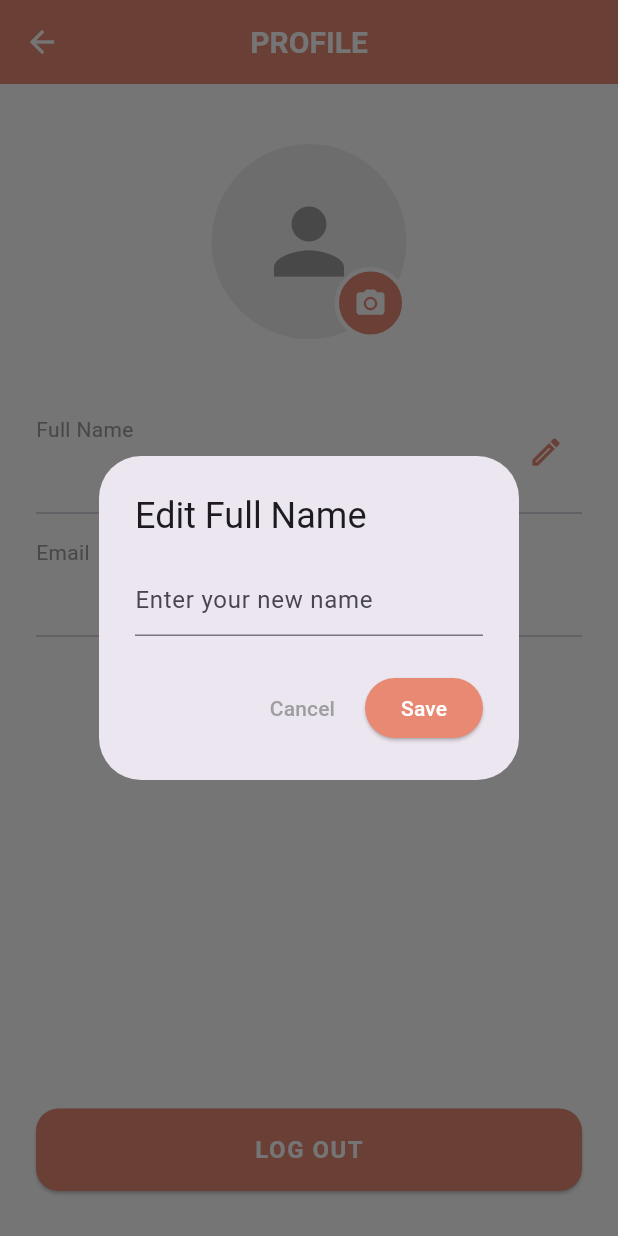
After one commit to Kewqq/todo_app, a Flutter app: the ProfileScreen screen opened directly, after a tap on the "edit" icon, on a phone screen of 412 x 824 dp. The commit adds this screen. Run offline on Flutter 3.47's test engine with Material 3 defaults, Android fonts, the light colour scheme and no system bars; our stand-ins replace cloud_firestore, firebase_auth, firebase_core; accounts and stored records are empty.

Commit message:
็New Profile and Fullname

```diff
--- /dev/null
+++ b/lib/screens/profile_screen.dart
@@ -0,0 +1,254 @@
+import 'package:flutter/material.dart';
+import 'package:firebase_auth/firebase_auth.dart';
+import 'package:cloud_firestore/cloud_firestore.dart';
+import 'login_screen.dart';
+
+class ProfileScreen extends StatefulWidget {
+  const ProfileScreen({super.key});
+
+  @override
+  State<ProfileScreen> createState() => _ProfileScreenState();
+}
+
+class _ProfileScreenState extends State<ProfileScreen> {
+  static const Color primaryColor = Color(0xFFE88974);
+
+  // ตัวแปรสำหรับเก็บข้อมูลที่จะเอามาโชว์
+  String _fullName = "Loading...";
+  String _email = "Loading...";
+
+  @override
+  void initState() {
+    super.initState();
+    _fetchUserData(); // ดึงข้อมูลทันทีที่เปิดหน้านี้
+  }
+
+  // --- 1. ฟังก์ชันดึงข้อมูลผู้ใช้จาก Firebase ---
+  Future<void> _fetchUserData() async {
+    User? currentUser = FirebaseAuth.instance.currentUser;
+    if (currentUser != null) {
+      setState(() {
+        _email = currentUser.email ?? "No Email";
+      });
+
+      try {
+        // ดึงชื่อจาก Collection 'users'
+        DocumentSnapshot userDoc = await FirebaseFirestore.instance
+            .collection('users')
+            .doc(currentUser.uid)
+            .get();
+
+        if (userDoc.exists) {
+          setState(() {
+            _fullName = userDoc['fullname'] ?? "No Name";
+          });
+        }
+      } catch (e) {
+        print("Error fetching data: $e");
+      }
+    }
+  }
+
+  // --- 2. ฟังก์ชันแสดง Pop-up เปลี่ยนชื่อ (อัปเดตแก้บั๊กแล้ว) ---
+  void _showEditNameDialog() {
+    TextEditingController nameController = TextEditingController(text: _fullName);
+
+    showDialog(
+      context: context,
+      builder: (context) {
+        return AlertDialog(
+          title: const Text("Edit Full Name"),
+          content: TextField(
+            controller: nameController,
+            decoration: const InputDecoration(
+              hintText: "Enter your new name",
+              focusedBorder: UnderlineInputBorder(borderSide: BorderSide(color: primaryColor)),
+            ),
+          ),
+          actions: [
+            TextButton(
+              onPressed: () => Navigator.pop(context),
+              child: const Text("Cancel", style: TextStyle(color: Colors.grey)),
+            ),
+            ElevatedButton(
+              style: ElevatedButton.styleFrom(backgroundColor: primaryColor),
+              onPressed: () async {
+                String newName = nameController.text.trim();
+                if (newName.isNotEmpty) {
+                  User? currentUser = FirebaseAuth.instance.currentUser;
+                  if (currentUser != null) {
+                    try {
+                      // 1. ปิดหน้าต่าง Pop-up ก่อน
+                      Navigator.pop(context);
+
+                      // 2. บันทึกข้อมูลลง Firestore (ใช้ SetOptions เพื่อป้องกัน Error กรณีไม่มีข้อมูลเดิม)
+                      await FirebaseFirestore.instance
+                          .collection('users')
+                          .doc(currentUser.uid)
+                          .set({'fullname': newName}, SetOptions(merge: true));
+
+                      // 3. อัปเดตชื่อในระบบ Auth ด้วย
+                      await currentUser.updateDisplayName(newName);
+
+                      // 4. อัปเดต UI
+                      if (mounted) {
+                        setState(() {
+                          _fullName = newName;
+                        });
+                        ScaffoldMessenger.of(context).showSnackBar(
+                          const SnackBar(content: Text("อัปเดตชื่อสำเร็จ!")),
+                        );
+                      }
+                    } catch (e) {
+                      print("Save Error: $e");
+                      if (mounted) {
+                        ScaffoldMessenger.of(context).showSnackBar(
+                          SnackBar(content: Text("เกิดข้อผิดพลาด: $e", style: const TextStyle(color: Colors.white)), backgroundColor: Colors.red),
+                        );
+                      }
+                    }
+                  }
+                }
+              },
+              child: const Text("Save", style: TextStyle(color: Colors.white)),
+            ),
+          ],
+        );
+      },
+    );
+  }
+
+  // --- 3. ฟังก์ชันจำลองการกดอัปโหลดรูป ---
+  void _pickImage() {
+    ScaffoldMessenger.of(context).showSnackBar(
+      const SnackBar(content: Text("รอติดตั้งระบบอัปโหลดรูปในสเตปต่อไปนะครับ!")),
+    );
+  }
+
+  @override
+  Widget build(BuildContext context) {
+    return Scaffold(
+      appBar: AppBar(
+        backgroundColor: primaryColor,
+        elevation: 0,
+        // ปุ่มลูกศรฝั่งซ้าย
+        leading: IconButton(
+          icon: const Icon(Icons.arrow_back, color: Colors.white),
+          onPressed: () {
+            Navigator.pop(context); // กดย้อนกลับไปหน้า HomeScreen
+          },
+        ),
+        title: const Text("PROFILE", style: TextStyle(color: Colors.white, fontWeight: FontWeight.bold, fontSize: 20)),
+        centerTitle: true,
+      ),
+      backgroundColor: Colors.white,
+      body: SafeArea(
+        child: Padding(
+          padding: const EdgeInsets.symmetric(horizontal: 24),
+          child: Column(
+            crossAxisAlignment: CrossAxisAlignment.start,
+            children: [
+              const SizedBox(height: 40),
+
+              // --- IMAGE (วงกลม CircleAvatar) ---
+              Center(
+                child: Stack(
+                  alignment: Alignment.bottomRight,
+                  children: [
+                    CircleAvatar(
+                      radius: 65,
+                      backgroundColor: Colors.grey.shade200,
+                      child: const Icon(Icons.person, size: 70, color: Colors.grey),
+                    ),
+                    GestureDetector(
+                      onTap: _pickImage, // กดแล้วเรียกฟังก์ชันเลือกรูป
+                      child: Container(
+                        padding: const EdgeInsets.all(10),
+                        decoration: BoxDecoration(
+                          color: primaryColor,
+                          shape: BoxShape.circle,
+                          border: Border.all(color: Colors.white, width: 3),
+                        ),
+                        child: const Icon(Icons.camera_alt, color: Colors.white, size: 22),
+                      ),
+                    ),
+                  ],
+                ),
+              ),
+
+              const SizedBox(height: 50),
+
+              // --- INFO ---
+              _buildInfoRow("Full Name", _fullName, onEdit: _showEditNameDialog),
+              const Padding(padding: EdgeInsets.symmetric(vertical: 8.0), child: Divider()),
+
+              _buildInfoRow("Email", _email),
+              const Padding(padding: EdgeInsets.symmetric(vertical: 8.0), child: Divider()),
+
+              const Spacer(),
+
+              // --- LOGOUT BUTTON ---
+              SizedBox(
+                width: double.infinity,
+                height: 55,
+                child: ElevatedButton(
+                  style: ElevatedButton.styleFrom(
+                    backgroundColor: primaryColor,
+                    shape: RoundedRectangleBorder(
+                      borderRadius: BorderRadius.circular(15),
+                    ),
+                  ),
+                  onPressed: () async {
+                    await FirebaseAuth.instance.signOut();
+                    if (context.mounted) {
+                      Navigator.pushAndRemoveUntil(
+                        context,
+                        MaterialPageRoute(
+                          builder: (context) => const LoginScreen(),
+                        ),
+                            (route) => false,
+                      );
+                    }
+                  },
+                  child: const Text(
+                    "LOG OUT",
+                    style: TextStyle(
+                      fontSize: 16,
+                      color: Colors.white,
+                      letterSpacing: 1,
+                      fontWeight: FontWeight.bold,
+                    ),
+                  ),
+                ),
+              ),
+
+              const SizedBox(height: 30),
+            ],
+          ),
+        ),
+      ),
+    );
+  }
+
+  // วิดเจ็ตย่อยสำหรับสร้างแถวข้อมูล พร้อมรองรับปุ่มแก้ไข (Edit)
+  Widget _buildInfoRow(String title, String value, {VoidCallback? onEdit}) {
+    return Row(
+      mainAxisAlignment: MainAxisAlignment.spaceBetween,
+      children: [
+        Column(
+          crossAxisAlignment: CrossAxisAlignment.start,
+          children: [
+            Text(title, style: const TextStyle(fontSize: 14, color: Colors.grey)),
+            const SizedBox(height: 4),
+            Text(value, style: const TextStyle(fontSize: 18, color: Colors.black87, fontWeight: FontWeight.w500)),
+          ],
+        ),
+        if (onEdit != null)
+          IconButton(
+            onPressed: onEdit,
+            icon: const Icon(Icons.edit_outlined, color: primaryColor),
+          ),
+      ],
+    );
+  }
+}
```
Also changed, not shown: lib/screens/home_screen.dart (+5 -6 lines), lib/screens/login_screen.dart (+7 -42 lines), lib/screens/signup_register.dart (+15 -12 lines).
